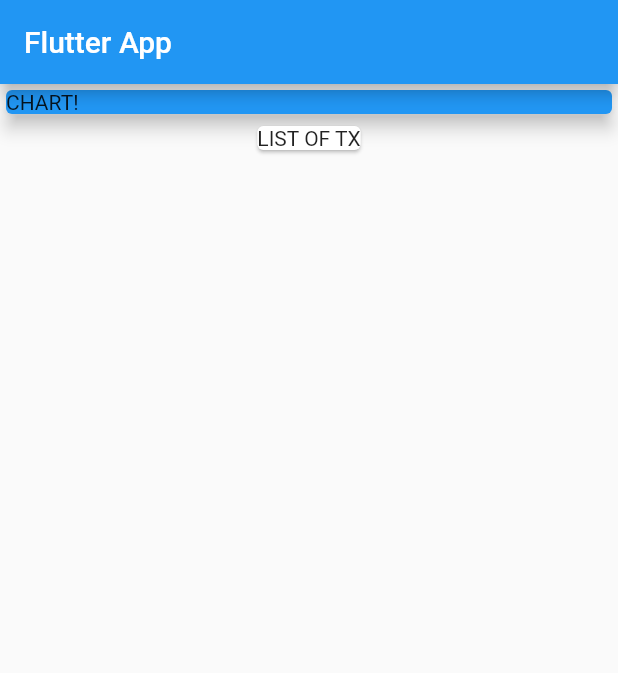
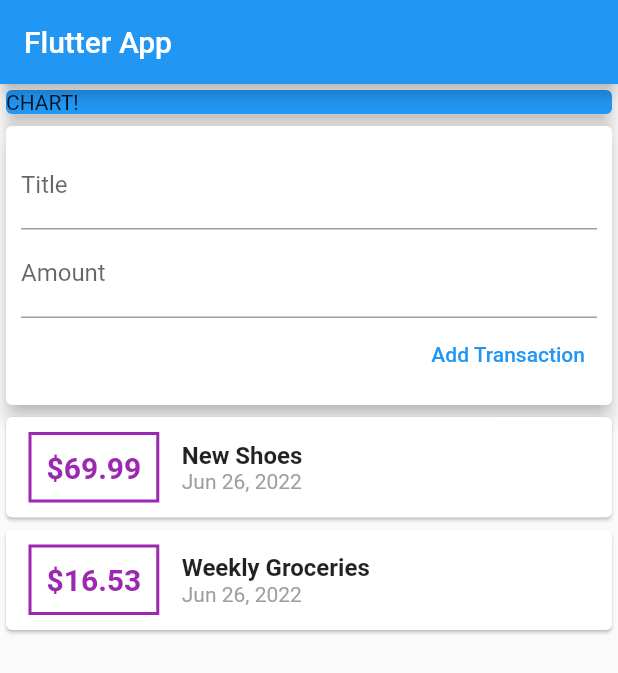
Before and after one commit to KavindaLochana/expensaa, a Flutter app: the screen it shows after launch, on a phone screen of 412 x 824 dp. Shown: the top 673 px of the screen. Run offline on Flutter 3.47's test engine with Material 2 defaults, Android fonts, the phone set to English and light mode, and no system bars.

Commit message:
add new transactions and code cleaned up

```diff
--- a/lib/main.dart
+++ b/lib/main.dart
@@ -1,4 +1,9 @@
+import 'package:expensaa/models/transaction.dart';
+import 'package:expensaa/widgets/new_transaction.dart';
+import 'package:expensaa/widgets/transaction_list.dart';
+import 'package:expensaa/widgets/user_transaction.dart';
 import 'package:flutter/material.dart';
+import 'package:intl/intl.dart';
 
 void main() => runApp(const MyApp());
 
@@ -7,7 +12,7 @@ class MyApp extends StatelessWidget {
 
   @override
   Widget build(BuildContext context) {
-    return const MaterialApp(
+    return MaterialApp(
       title: 'Flutter App',
       home: MyHomePage(),
     );
@@ -15,7 +20,13 @@ class MyApp extends StatelessWidget {
 }
 
 class MyHomePage extends StatelessWidget {
-  const MyHomePage({Key? key}) : super(key: key);
+  MyHomePage({Key? key}) : super(key: key);
+
+  // late String titleInput;
+  // late String amountInput;
+
+  final titleController = TextEditingController();
+  final amountController = TextEditingController();
 
   @override
   Widget build(BuildContext context) {
@@ -23,8 +34,11 @@ class MyHomePage extends StatelessWidget {
       appBar: AppBar(
         title: const Text('Flutter App'),
       ),
-      body: Column(
-        children: <Widget>[
+      body: SingleChildScrollView(
+        child: Column(
+          // mainAxisAlignment: MainAxisAlignment.spaceAround,
+          crossAxisAlignment: CrossAxisAlignment.center,
+          children: [
             Container(
               width: double.infinity,
               child: const Card(
@@ -33,10 +47,9 @@ class MyHomePage extends StatelessWidget {
                 child: Text('CHART!'),
               ),
             ),
-          const Card(
-            child: Text('LIST OF TX'),
+            UserTransactions(),
+          ],
         ),
-        ],
       ),
     );
   }
--- /dev/null
+++ b/lib/models/transaction.dart
@@ -0,0 +1,12 @@
+class Transaction {
+  final String id;
+  final String title;
+  final double amount;
+  final DateTime date;
+
+  Transaction(
+      {required this.amount,
+      required this.date,
+      required this.id,
+      required this.title});
+}
--- /dev/null
+++ b/lib/widgets/new_transaction.dart
@@ -0,0 +1,42 @@
+import 'package:flutter/material.dart';
+
+class NewTransaction extends StatelessWidget {
+  late final Function addTx;
+  final titleController = TextEditingController();
+  final amountController = TextEditingController();
+
+  NewTransaction(this.addTx);
+
+  @override
+  Widget build(BuildContext context) {
+    return Card(
+      elevation: 5,
+      child: Container(
+        padding: const EdgeInsets.all(10.0),
+        child: Column(
+          crossAxisAlignment: CrossAxisAlignment.end,
+          children: [
+            TextField(
+              decoration: const InputDecoration(labelText: 'Title'),
+              // onChanged: (val) {
+              //   titleInput = val;
+              // },
+              controller: titleController,
+            ),
+            TextField(
+              decoration: const InputDecoration(labelText: 'Amount'),
+              // onChanged: (val) => amountInput = val,
+              controller: amountController,
+            ),
+            TextButton(
+                onPressed: () {
+                  addTx(titleController.text,
+                      double.parse(amountController.text));
+                },
+                child: const Text('Add Transaction')),
+          ],
+        ),
+      ),
+    );
+  }
+}
--- /dev/null
+++ b/lib/widgets/transaction_list.dart
@@ -0,0 +1,64 @@
+import 'package:expensaa/models/transaction.dart';
+import 'package:flutter/material.dart';
+import 'package:intl/intl.dart';
+
+class TransactionList extends StatelessWidget {
+  final List<Transaction> transactions;
+
+  TransactionList(this.transactions);
+  @override
+  Widget build(BuildContext context) {
+    return Container(
+      height: 300,
+      child: SingleChildScrollView(
+        child: Column(
+          children: transactions.map((tx) {
+            return Card(
+              child: Row(
+                children: [
+                  Container(
+                    margin: const EdgeInsets.symmetric(
+                      vertical: 10,
+                      horizontal: 15,
+                    ),
+                    decoration: BoxDecoration(
+                      border: Border.all(
+                        color: Colors.purple,
+                        width: 2,
+                      ),
+                    ),
+                    padding: const EdgeInsets.all(10.0),
+                    child: Text(
+                      '\$${tx.amount}',
+                      style: const TextStyle(
+                        fontWeight: FontWeight.bold,
+                        fontSize: 20,
+                        color: Colors.purple,
+                      ),
+                    ),
+                  ),
+                  Column(
+                    crossAxisAlignment: CrossAxisAlignment.start,
+                    children: [
+                      Text(
+                        tx.title,
+                        style: const TextStyle(
+                          fontSize: 16,
+                          fontWeight: FontWeight.bold,
+                        ),
+                      ),
+                      Text(
+                        DateFormat.yMMMd().format(tx.date),
+                        style: const TextStyle(color: Colors.grey),
+                      ),
+                    ],
+                  ),
+                ],
+              ),
+            );
+          }).toList(),
+        ),
+      ),
+    );
+  }
+}
--- /dev/null
+++ b/lib/widgets/user_transaction.dart
@@ -0,0 +1,51 @@
+import 'package:expensaa/models/transaction.dart';
+import 'package:expensaa/widgets/new_transaction.dart';
+import 'package:expensaa/widgets/transaction_list.dart';
+import 'package:flutter/material.dart';
+
+class UserTransactions extends StatefulWidget {
+  UserTransactions({Key? key}) : super(key: key);
+
+  @override
+  State<UserTransactions> createState() => _UserTransactionsState();
+}
+
+class _UserTransactionsState extends State<UserTransactions> {
+  final List<Transaction> _userTransaction = [
+    Transaction(
+      amount: 69.99,
+      date: DateTime.now(),
+      id: 't1',
+      title: 'New Shoes',
+    ),
+    Transaction(
+      amount: 16.53,
+      date: DateTime.now(),
+      id: 't2',
+      title: 'Weekly Groceries',
+    ),
+  ];
+
+  void _addNewTransaction(String txTitle, double txAmount) {
+    final newTx = Transaction(
+      amount: txAmount,
+      date: DateTime.now(),
+      id: DateTime.now().toString(),
+      title: txTitle,
+    );
+
+    setState(() {
+      _userTransaction.add(newTx);
+    });
+  }
+
+  @override
+  Widget build(BuildContext context) {
+    return Column(
+      children: [
+        NewTransaction(_addNewTransaction),
+        TransactionList(_userTransaction),
+      ],
+    );
+  }
+}
```
Also changed, not shown: pubspec.yaml (+5 -15 lines), pubspec.lock. Lines whose indentation alone changed are shown as unchanged.
